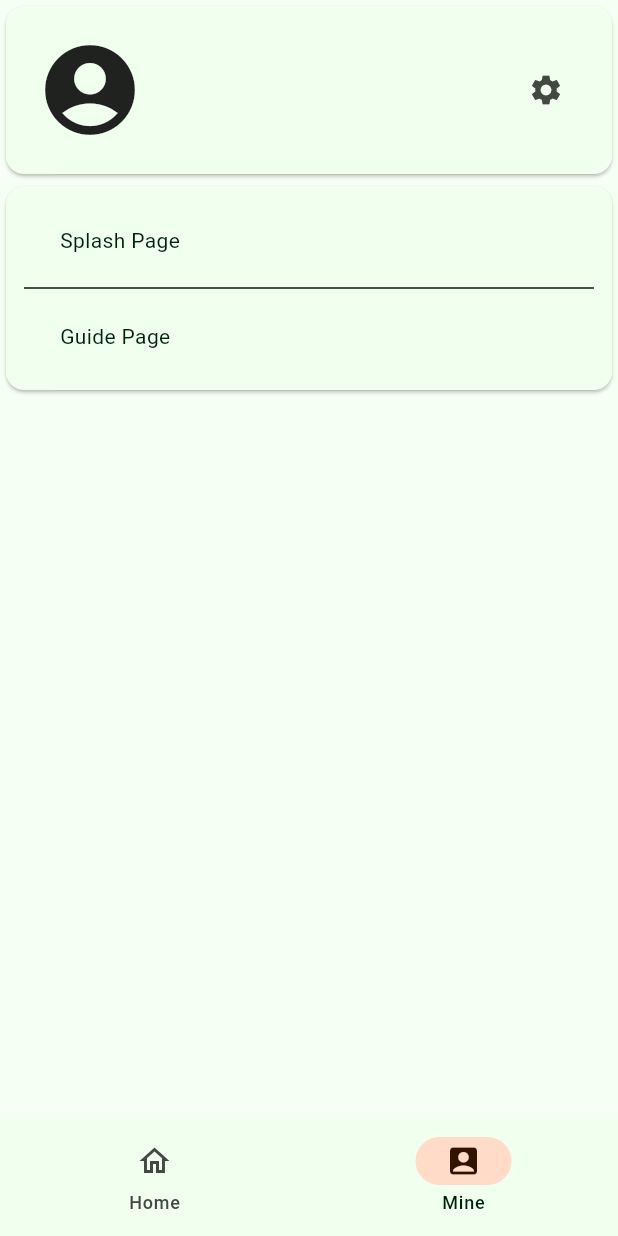
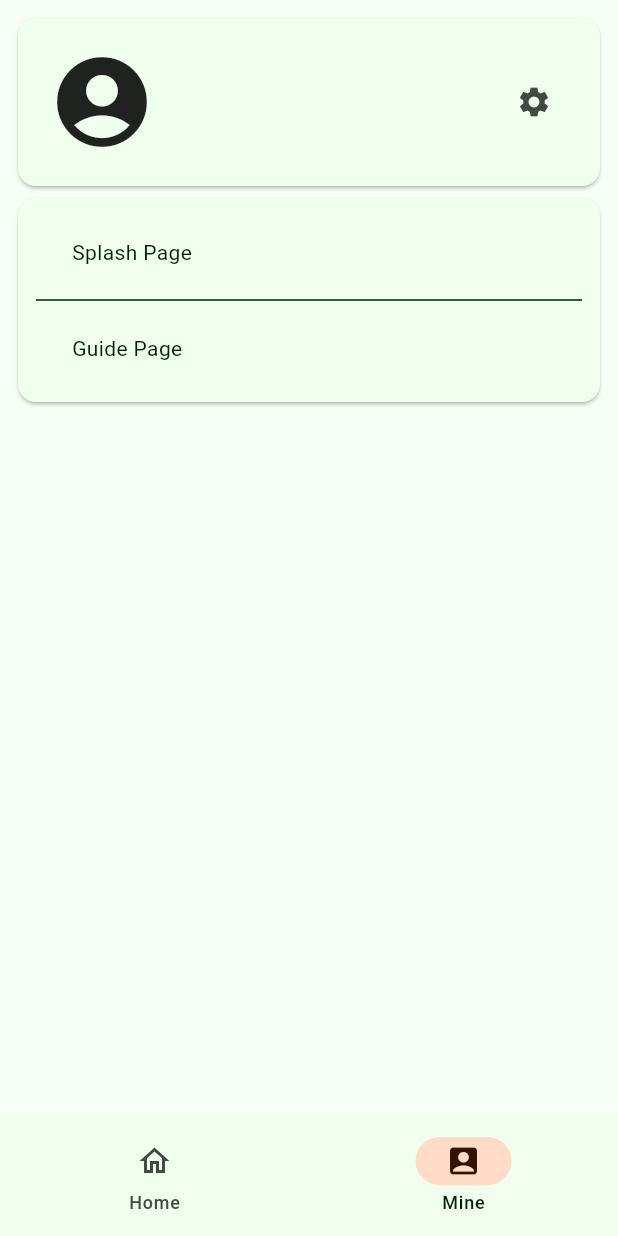
Before and after one commit to mao720/object_note, a Flutter app: the screen it shows after launch, swiped to page 2, on a phone screen of 412 x 824 dp. Run offline on Flutter 3.47's test engine with Material 2 defaults, Android fonts, the phone set to English and light mode, and no system bars; our stand-ins replace flutter_localized_locales, get, lottie, shared_preferences; Roboto replaces fonts that are missing (LXGWWenKaiLite).

Commit message:
feature-home page

```diff
--- a/lib/pages/home/home_view.dart
+++ b/lib/pages/home/home_view.dart
@@ -13,7 +13,6 @@ class HomePage extends StatelessWidget {
   @override
   Widget build(BuildContext context) {
     return Scaffold(
-      backgroundColor: Theme.of(context).colorScheme.background,
       body: SafeArea(
         child: Column(children: [
           Expanded(
@@ -33,7 +32,9 @@ class HomePage extends StatelessWidget {
   }
 
   Widget _mineView(BuildContext context) {
-    return Column(
+    return Padding(
+      padding: const EdgeInsets.all(ThemeConfig.paddingEESmall),
+      child: Column(
         children: [
           Card(
             child: Padding(
@@ -86,6 +87,7 @@ class HomePage extends StatelessWidget {
             ),
           )
         ],
+      ),
     );
   }
 
```
Lines whose indentation alone changed are shown as unchanged.
